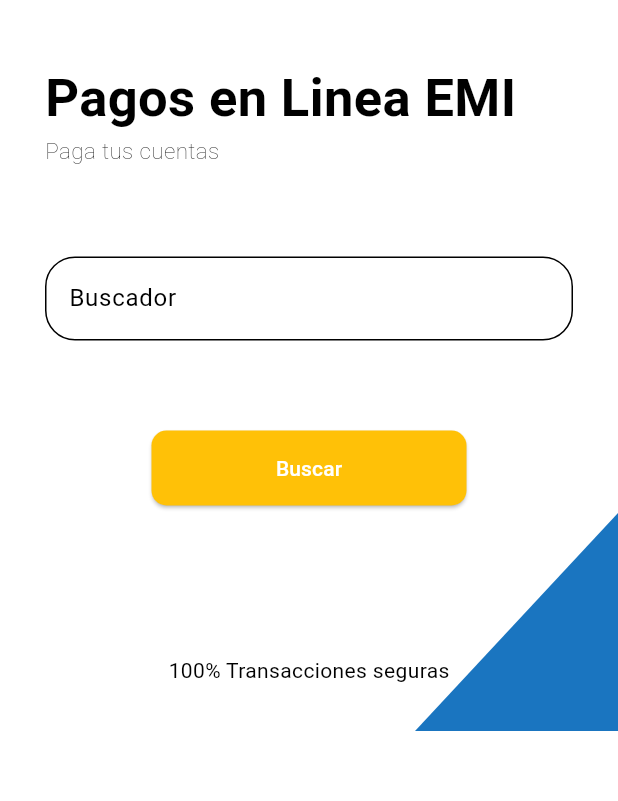
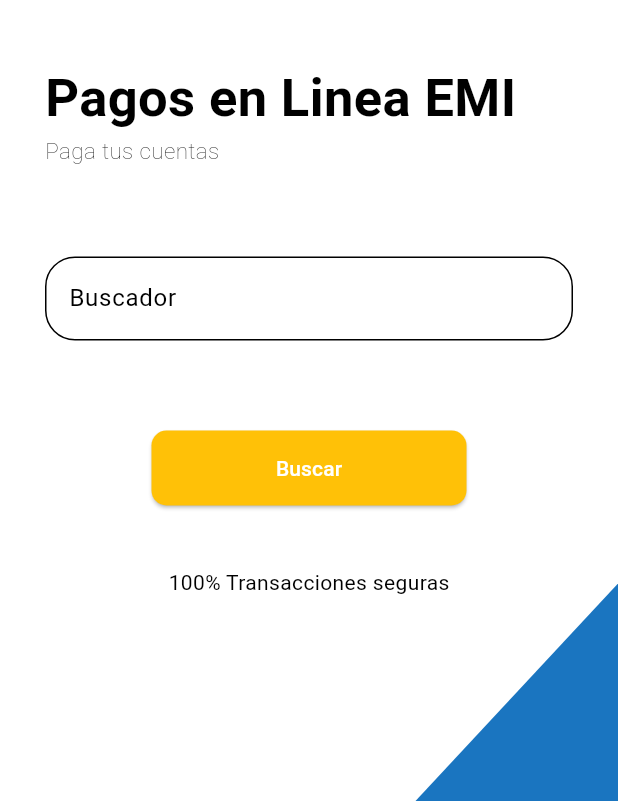
Before and after one commit to gersonA10/aplicacion_numero_uno, a Flutter app: the screen it shows after launch, after a tap on "Buscar", on a phone screen of 412 x 824 dp, the part 435-1236 px from its top. Run offline on Flutter 3.47's test engine with Material 3 defaults, Android fonts, the phone set to English and light mode, and no system bars; our stand-ins replace dio, go_router, shared_preferences; network calls fail.

Commit message:
add login and use sharedPreferences

```diff
--- a/lib/config/router/app_router.dart
+++ b/lib/config/router/app_router.dart
@@ -1,15 +1,27 @@
 import 'package:aplicacion_numero_uno/presentation/screens/login_screen.dart';
-import 'package:aplicacion_numero_uno/presentation/screens/news/detail_screen.dart';
 import 'package:aplicacion_numero_uno/presentation/screens/news/news_home_screen.dart';
 import 'package:aplicacion_numero_uno/presentation/screens/pago_de_cuentas_screen.dart';
 import 'package:aplicacion_numero_uno/presentation/screens/seleccionar_detalle_a_pagar.dart';
 import 'package:go_router/go_router.dart';
+import 'package:shared_preferences/shared_preferences.dart';
 
-final appRouter = GoRouter(
+class AppRouter {
+  static final appRouter = GoRouter(
   initialLocation: '/',
+  redirect: (context, state) async {
+    final bool isAuth = await _checkToken();
+    print(isAuth);
+
+    if (!isAuth) {
+      return LoginScreen.path;
+    } else {
+      return SeleccionarDetalleScreen.path;
+    }
+  },
   routes: [
     GoRoute(
-      path: '/',
+      path: LoginScreen.path,
+      name: LoginScreen.name,
       builder: (context, state) => const LoginScreen(),
     ),
     GoRoute(
@@ -34,3 +46,14 @@ final appRouter = GoRouter(
     // ),
   ],
 );
+
+static Future<bool> _checkToken()async{
+  SharedPreferences prefs = await SharedPreferences.getInstance();
+  String? authToken = prefs.getString('token');
+
+  if (authToken == null) return false;
+  return true;
+}
+
+
+}
--- a/lib/main.dart
+++ b/lib/main.dart
@@ -2,7 +2,7 @@
 
 import 'package:aplicacion_numero_uno/config/router/app_router.dart';
 import 'package:aplicacion_numero_uno/presentation/providers/auth_provider.dart';
-import 'package:aplicacion_numero_uno/presentation/providers/login_provider.dart';
+import 'package:aplicacion_numero_uno/presentation/providers/buscar_estudiante_provider.dart';
 import 'package:aplicacion_numero_uno/presentation/providers/news_provider.dart';
 import 'package:aplicacion_numero_uno/presentation/providers/theme_provider.dart';
 import 'package:flutter/material.dart';
@@ -13,7 +13,7 @@ void main() => runApp(
       ChangeNotifierProvider(create: (context) => ThemeProvider(),),
       ChangeNotifierProvider(create: (context) => AuthProvider(),),
       ChangeNotifierProvider(create: (context) => NewsProvider()),
-      ChangeNotifierProvider(create: (context) => LoginProvider())
+      ChangeNotifierProvider(create: (context) => BuscarEstudianteProvider())
   ],
   child: const MyApp(),
 )
@@ -29,7 +29,7 @@ class MyApp extends StatelessWidget {
 
     return MaterialApp.router(
       title: 'Aplicacion uno',
-      routerConfig: appRouter,
+      routerConfig: AppRouter.appRouter,
       theme: providerTheme.currentTheme
     );
   }
--- /dev/null
+++ b/lib/models/login_response.dart
@@ -0,0 +1,22 @@
+
+class LoginResponse {
+    final int errorCode;
+    final String message;
+    final String token;
+
+    LoginResponse({
+        required this.errorCode,
+        required this.message,
+        required this.token,
+    });
+
+    factory LoginResponse.fromJson(Map<String, dynamic> json)
+    {
+      return LoginResponse(
+        errorCode: json["errorCode"],
+        message: json["message"],
+        token: json["token"],
+    );
+    }
+
+}
--- a/lib/presentation/providers/login_provider.dart
+++ b/lib/presentation/providers/buscar_estudiante_provider.dart
@@ -1,11 +1,11 @@
 import 'package:aplicacion_numero_uno/models/buscador_pagos_pendientes_model.dart';
-import 'package:aplicacion_numero_uno/presentation/screens/news/news_home_screen.dart';
 import 'package:aplicacion_numero_uno/presentation/screens/seleccionar_detalle_a_pagar.dart';
 import 'package:dio/dio.dart';
 import 'package:flutter/material.dart';
 import 'package:go_router/go_router.dart';
+import 'package:shared_preferences/shared_preferences.dart';
 
-class LoginProvider extends ChangeNotifier {
+class BuscarEstudianteProvider extends ChangeNotifier {
   final dio = Dio();
   String baseURL = 'https://test.emi.edu.bo';
 
@@ -13,14 +13,22 @@ class LoginProvider extends ChangeNotifier {
   List<Item> listaPagosPendientes = [];
   String ci = '';
 
+
   searchIDUser(String idUser, BuildContext context) async {
+
+
+    SharedPreferences prefs = await SharedPreferences.getInstance();
+    prefs.setString('idUser', idUser);
+
+    String token = prefs.getString('token') ?? '';
+
 
     final data = {
       "cliente": idUser,
       "searchCode": 1,
     };
     final headers = {
-      'token': '6e61981328fd8d27be1347a1e1bbd6a818d7ea5c',
+      'token': token,
       'Content-Type': 'application/json'
     };
 
@@ -34,6 +42,7 @@ class LoginProvider extends ChangeNotifier {
     final res = BuscadorPagosPendientes.fromJson(response.data);
 
     listaPagosPendientes.addAll(res.items);
+    notifyListeners();
 
     ci = res.cliente.ci;
 
@@ -44,20 +53,21 @@ class LoginProvider extends ChangeNotifier {
 
     } on DioException catch (e) {
       if (e.response?.statusCode == 400) {
-        //Mostrar Dialogo
-       showDialog(
-        // ignore: use_build_context_synchronously
-        context: context,
-        builder: (context){
-          return AlertDialog(
-            title: const Text("Usuario no encontrado"),
-            content: const Text('Dolore ipsum commodo duis aliqua ullamco.'),
-            actions: [
-              TextButton(onPressed: (){context.pop();}, child: const Text("Volver a intentar"))
-            ],
-          );
-        },
-      );
+
+      //   //Mostrar Dialogo
+      //  showDialog(
+      //   // ignore: use_build_context_synchronously
+      //   context: context,
+      //   builder: (context){
+      //     return AlertDialog(
+      //       title: const Text("Usuario no encontrado"),
+      //       content: const Text('Dolore ipsum commodo duis aliqua ullamco.'),
+      //       actions: [
+      //         TextButton(onPressed: (){context.pop();}, child: const Text("Volver a intentar"))
+      //       ],
+      //     );
+      //   },
+      // );
       } else {
         //Manjear otros error
       }
--- a/lib/presentation/screens/login_screen.dart
+++ b/lib/presentation/screens/login_screen.dart
@@ -1,27 +1,32 @@
 import 'package:aplicacion_numero_uno/config/theme/extension_theme.dart';
 import 'package:aplicacion_numero_uno/presentation/providers/auth_provider.dart';
-import 'package:aplicacion_numero_uno/presentation/providers/login_provider.dart';
-import 'package:aplicacion_numero_uno/presentation/screens/news/news_home_screen.dart';
-import 'package:aplicacion_numero_uno/presentation/screens/seleccionar_detalle_a_pagar.dart';
+import 'package:aplicacion_numero_uno/presentation/providers/buscar_estudiante_provider.dart';
 import 'package:aplicacion_numero_uno/utils/asset_image_app.dart';
 import 'package:flutter/material.dart';
-import 'package:go_router/go_router.dart';
 import 'package:provider/provider.dart';
 
 TextEditingController textEditingControllerUsername = TextEditingController();
 TextEditingController textEditingControllerPassword = TextEditingController();
 
 class LoginScreen extends StatelessWidget {
+
+
+  static const path = '/login';
+  static const name = 'login';
   const LoginScreen({super.key});
 
   @override
   Widget build(BuildContext context) {
-    final loginProvider = Provider.of<LoginProvider>(context);
+    final authProvider = Provider.of<AuthProvider>(context);
+    final loginProvider = Provider.of<BuscarEstudianteProvider>(context);
+    final size = MediaQuery.of(context).size;
 
-    // authProvider.login("sintesis", "sintesis22");
 
     return Scaffold(
-      body: Stack(
+      body: SizedBox(
+        height: size.height,
+        // color: Colors.red,
+        child: Stack(
           children: [
             Positioned(
               top: -150,
@@ -94,6 +99,14 @@ class LoginScreen extends StatelessWidget {
                         child: ElevatedButton(
                           onPressed: () {
                             String username = textEditingControllerUsername.text;
+
+                            authProvider.login("sintesis", "sintesis22");
+
+                            Future.delayed(const Duration(seconds: 1), (){
+                            loginProvider.searchIDUser(username, context);
+                            });
+
+
                             // String password = textEditingControllerPassword.text;
 
                             // print(username);
@@ -107,7 +120,6 @@ class LoginScreen extends StatelessWidget {
                             //       builder: (context) => const DebitCardScreen()),
                             // );
                             // context.go(NewsHomeScreen.path);
-                          loginProvider.searchIDUser(username, context);
                             // context.push(SeleccionarDetalleScreen.path);
                           },
                           style: ElevatedButton.styleFrom(
@@ -123,8 +135,8 @@ class LoginScreen extends StatelessWidget {
                         ),
                       ),
                     ),
-                  const SizedBox(
-                    height: 100,
+                     SizedBox(
+                      height: size.height * 0.05,
                     ),
                     const Center(
                       child: Text(
@@ -137,6 +149,7 @@ class LoginScreen extends StatelessWidget {
             ),
           ],
         ),
+      ),
     );
   }
 }
--- a/pubspec.yaml
+++ b/pubspec.yaml
@@ -40,6 +40,7 @@ dependencies:
   dio: ^5.4.3+1
   http: ^1.2.1
   intl: ^0.19.0
+  shared_preferences: ^2.2.3
 
 dev_dependencies:
   flutter_test:
```
Also changed, not shown: lib/models/response_api.dart (deleted, +0 -33 lines), lib/presentation/providers/auth_provider.dart (+32 -16 lines), lib/presentation/screens/seleccionar_detalle_a_pagar.dart (+34 -23 lines), pubspec.lock, 10 other files. Lines whose indentation alone changed are shown as unchanged.
